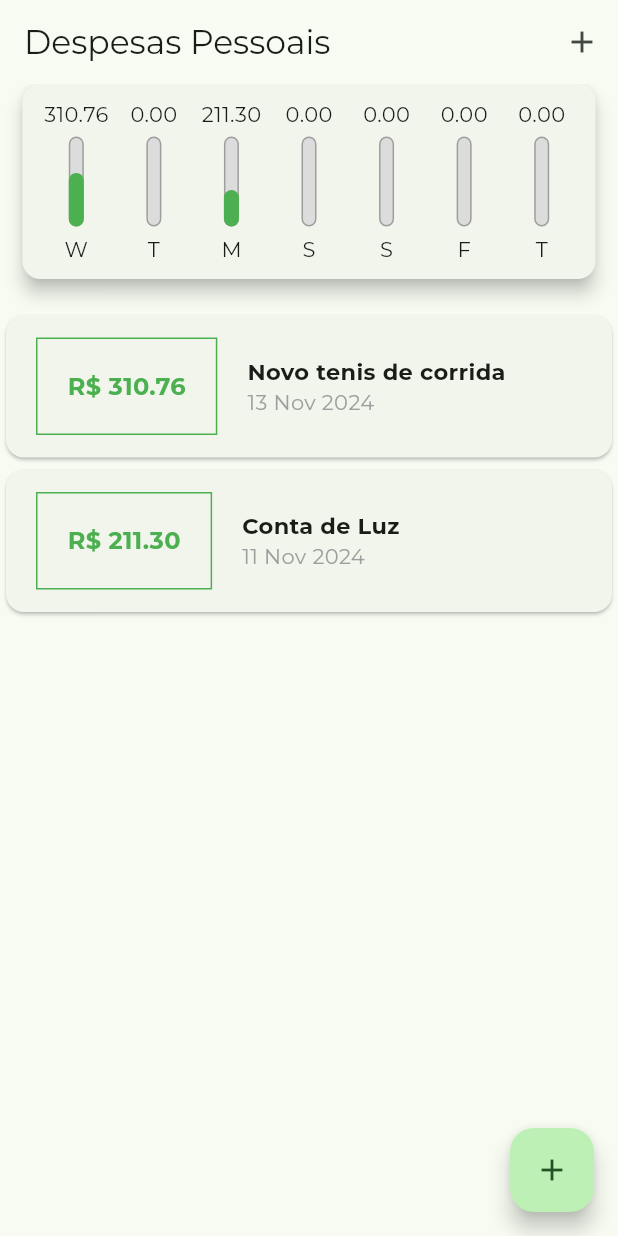
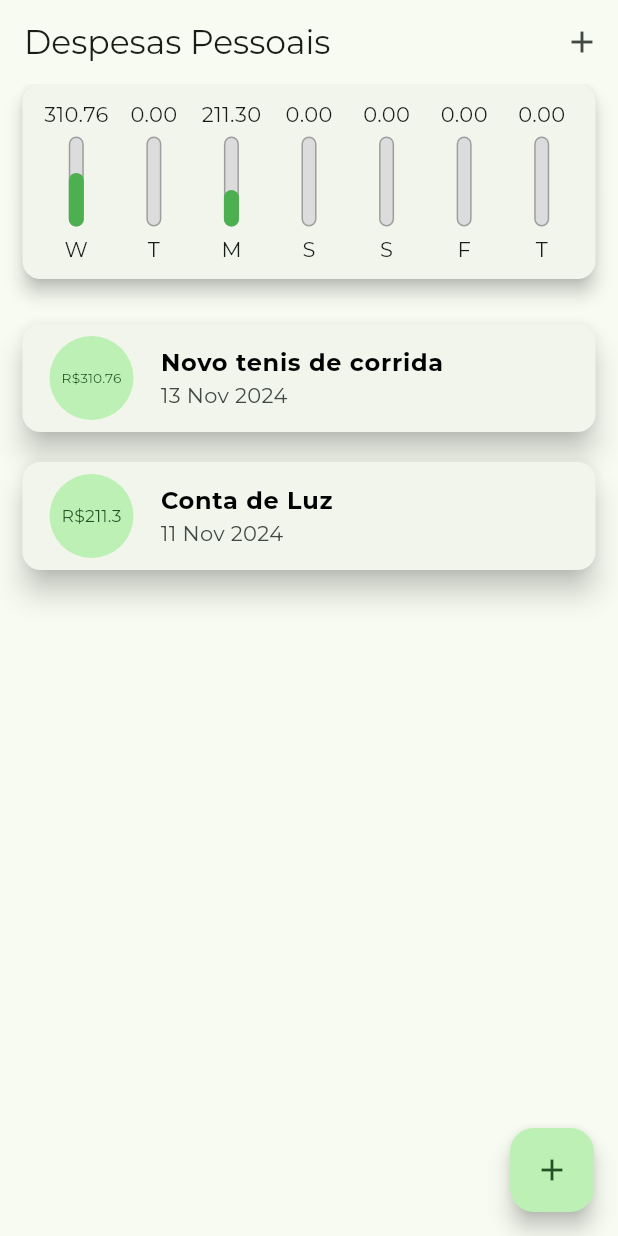
Before and after one commit to PedroGoncalves-Dev/Despesas-flutter, a Flutter app: the screen it shows after launch, on a phone screen of 412 x 824 dp. Run offline on Flutter 3.47's test engine with Material 3 defaults, Android fonts, the light colour scheme and no system bars; missing offline and left inert: dart:ffi; project files that could hold a hidden picture were left out.

Commit message:
Colocando uma ListTiel e envolvendo por um card

```diff
--- a/lib/components/transaction_list.dart
+++ b/lib/components/transaction_list.dart
@@ -26,48 +26,37 @@ class TransactionList extends StatelessWidget {
                       child: Image.asset('assets/images/waiting.png'))
                 ],
               )
-          : ListView(
+            : SizedBox(
+                height: 300, // Defina a altura desejada
+                child: ListView(
+                  //usado para listas
                   children: transactions
                       .map((tr) => Card(
-                          child: Row(
-                        children: <Widget>[
-                          Container(
+                            elevation: 8,
                             margin: const EdgeInsets.symmetric(
-                                horizontal: 20, vertical: 15),
-                            padding: const EdgeInsets.all(20),
-                            decoration: BoxDecoration(
-                                border: Border.all(
-                                    color: Theme.of(context).primaryColor)),
-                            child: Text(
-                              'R\$ ${tr.value.toStringAsFixed(2)}',
-                              style: TextStyle(
-                                fontWeight: FontWeight.bold,
-                                fontSize: 16,
-                                color: Theme.of(context).primaryColor,
+                                vertical: 10, horizontal: 15),
+                            child: ListTile(
+                              leading: CircleAvatar(
+                                radius: 30,
+                                child: Padding(
+                                  padding: const EdgeInsets.all(10),
+                                  child:
+                                      FittedBox(child: Text('R\$${tr.value}')),
                                 ),
                               ),
-                          ),
-                          Column(
-                            crossAxisAlignment: CrossAxisAlignment.start,
-                            children: <Widget>[
-                              Text(
+                              title: Text(
                                 tr.title,
                                 style: const TextStyle(
+                                  color: Colors.black,
                                   fontWeight: FontWeight.bold,
-                                  fontSize: 15,
                                 ),
                               ),
-                              Text(
-                                DateFormat('dd MMM y').format(tr.date),
-                                style: const TextStyle(
-                                  color: Colors.grey,
+                              subtitle:
+                                  Text(DateFormat('d MMM y').format(tr.date)),
                             ),
-                              )
-                            ],
+                          ))
+                      .toList(),
                 ),
-                        ],
-                      )))
-                  .toList()),
-    );
+              ));
   }
 }
```
Lines whose indentation alone changed are shown as unchanged.
